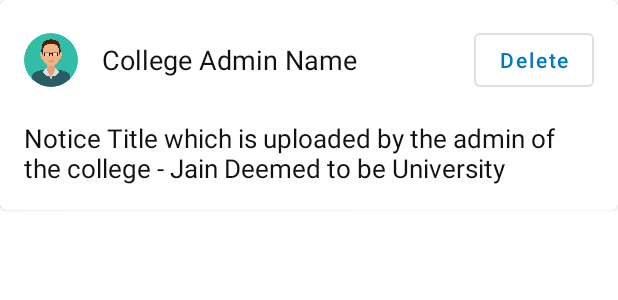
After one commit to reedip-adhikary/College-Application, an Android app: the layout newsfeed_item_layout.xml on its own in the app's theme, with its tools: preview values and no code run, on a phone screen of 412 x 824 dp. The commit adds this screen. Shown: the top 300 px of the screen. Run offline under Robolectric (Android 15) with nearby library versions, the light colour scheme and no system bars.

Commit message:
delete notice (feature crashing)

```diff
--- a/AdminApp/app/src/main/java/com/appone/jainadmin/faculty/AddTeacher.java
+++ b/AdminApp/app/src/main/java/com/appone/jainadmin/faculty/AddTeacher.java
@@ -19,9 +19,7 @@
 import android.widget.Spinner;
 import android.widget.Toast;
 
-import com.appone.jainadmin.NoticeData;
 import com.appone.jainadmin.R;
-import com.appone.jainadmin.UploadNotice;
 import com.google.android.gms.tasks.OnCompleteListener;
 import com.google.android.gms.tasks.OnFailureListener;
 import com.google.android.gms.tasks.OnSuccessListener;
@@ -34,8 +32,6 @@
 
 import java.io.ByteArrayOutputStream;
 import java.io.IOException;
-import java.text.SimpleDateFormat;
-import java.util.Calendar;
 
 public class AddTeacher extends AppCompatActivity {
 
--- a/AdminApp/app/src/main/java/com/appone/jainadmin/NoticeData.java
+++ b/AdminApp/app/src/main/java/com/appone/jainadmin/notice/NoticeData.java
@@ -1,4 +1,4 @@
-package com.appone.jainadmin;
+package com.appone.jainadmin.notice;
 
 public class NoticeData {
     String title, image, date, time,key;
--- a/AdminApp/app/src/main/java/com/appone/jainadmin/UploadNotice.java
+++ b/AdminApp/app/src/main/java/com/appone/jainadmin/notice/UploadNotice.java
@@ -1,4 +1,4 @@
-package com.appone.jainadmin;
+package com.appone.jainadmin.notice;
 
 import androidx.annotation.NonNull;
 import androidx.annotation.Nullable;
@@ -17,6 +17,7 @@
 import android.widget.ImageView;
 import android.widget.Toast;
 
+import com.appone.jainadmin.R;
 import com.google.android.gms.tasks.OnCompleteListener;
 import com.google.android.gms.tasks.OnFailureListener;
 import com.google.android.gms.tasks.OnSuccessListener;
--- a/AdminApp/app/src/main/res/layout/activity_upload_notice.xml
+++ b/AdminApp/app/src/main/res/layout/activity_upload_notice.xml
@@ -4,7 +4,7 @@
     xmlns:tools="http://schemas.android.com/tools"
     android:layout_width="match_parent"
     android:layout_height="match_parent"
-    tools:context=".UploadNotice"
+    tools:context=".notice.UploadNotice"
     android:padding="16dp">
 
     <LinearLayout
--- /dev/null
+++ b/AdminApp/app/src/main/res/layout/newsfeed_item_layout.xml
@@ -0,0 +1,58 @@
+<?xml version="1.0" encoding="utf-8"?>
+<com.google.android.material.card.MaterialCardView xmlns:android="http://schemas.android.com/apk/res/android"
+    android:layout_width="match_parent"
+    android:layout_height="wrap_content">
+
+    <LinearLayout
+        android:layout_width="match_parent"
+        android:layout_height="wrap_content"
+        android:orientation="vertical"
+        android:padding="16dp">
+
+        <LinearLayout
+            android:layout_width="match_parent"
+            android:layout_height="wrap_content"
+            android:gravity="center_vertical"
+            android:orientation="horizontal">
+
+            <de.hdodenhof.circleimageview.CircleImageView
+                android:layout_width="36dp"
+                android:layout_height="36dp"
+                android:src="@drawable/faculty" />
+
+            <TextView
+                android:layout_width="match_parent"
+                android:layout_height="wrap_content"
+                android:layout_marginLeft="16dp"
+                android:text="College Admin Name"
+                android:textColor="@color/textColor"
+                android:textSize="18dp" />
+
+            <com.google.android.material.button.MaterialButton
+                android:layout_width="wrap_content"
+                android:layout_height="wrap_content"
+                android:text="Delete"
+                android:id="@+id/deleteNotice"
+                android:textAllCaps="false"
+                android:layout_marginLeft="-80dp"
+                style="@style/Widget.MaterialComponents.Button.OutlinedButton"/>
+        </LinearLayout>
+
+        <TextView
+            android:layout_width="wrap_content"
+            android:layout_height="wrap_content"
+            android:id="@+id/deleteNoticeTitle"
+            android:text="Notice Title which is uploaded by the admin of the college - Jain Deemed to be University"
+            android:textSize="17sp"
+            android:textColor="@color/textColor"
+            android:layout_marginTop="16dp"/>
+
+        <ImageView
+            android:layout_width="match_parent"
+            android:layout_height="wrap_content"
+            android:id="@+id/deleteNoticeImage"
+            android:scaleType="fitXY"/>
+
+    </LinearLayout>
+
+</com.google.android.material.card.MaterialCardView>
--- a/AdminApp/app/src/main/res/mipmap-anydpi-v26/ic_launcher.xml
+++ b/AdminApp/app/src/main/res/mipmap-anydpi-v26/ic_launcher.xml
@@ -1,5 +1,5 @@
 <?xml version="1.0" encoding="utf-8"?>
 <adaptive-icon xmlns:android="http://schemas.android.com/apk/res/android">
-    <background android:drawable="@drawable/ic_launcher_round_bg" />
+    <background android:drawable="@drawable/ic_launcher_bg" />
 <!--    <foreground android:drawable="@drawable/ic_launcher_foreground" />-->
 </adaptive-icon>
--- a/AdminApp/app/src/main/res/mipmap-anydpi-v26/ic_launcher_round.xml
+++ b/AdminApp/app/src/main/res/mipmap-anydpi-v26/ic_launcher_round.xml
@@ -1,5 +1,5 @@
 <?xml version="1.0" encoding="utf-8"?>
 <adaptive-icon xmlns:android="http://schemas.android.com/apk/res/android">
-    <background android:drawable="@drawable/ic_launcher_background" />
-    <foreground android:drawable="@drawable/ic_launcher_foreground" />
+    <background android:drawable="@drawable/ic_launcher_round_bg" />
+<!--    <foreground android:drawable="@drawable/ic_launcher_foreground" />-->
 </adaptive-icon>
```
Also changed, not shown: AdminApp/app/src/main/AndroidManifest.xml (+5 -2 lines), AdminApp/app/src/main/java/com/appone/jainadmin/MainActivity.java (+10 -1 lines), AdminApp/app/src/main/java/com/appone/jainadmin/notice/DeleteNoticeActivity.java (added, +72 -0 lines), AdminApp/app/src/main/java/com/appone/jainadmin/notice/NoticeAdapter.java (added, +96 -0 lines), AdminApp/app/src/main/res/layout/activity_delete_notice.xml (added, +20 -0 lines), AdminApp/app/src/main/res/drawable/ic_launcher_bg.png (added), AdminApp/app/src/main/res/drawable/ic_launcher_round_bg.png.
